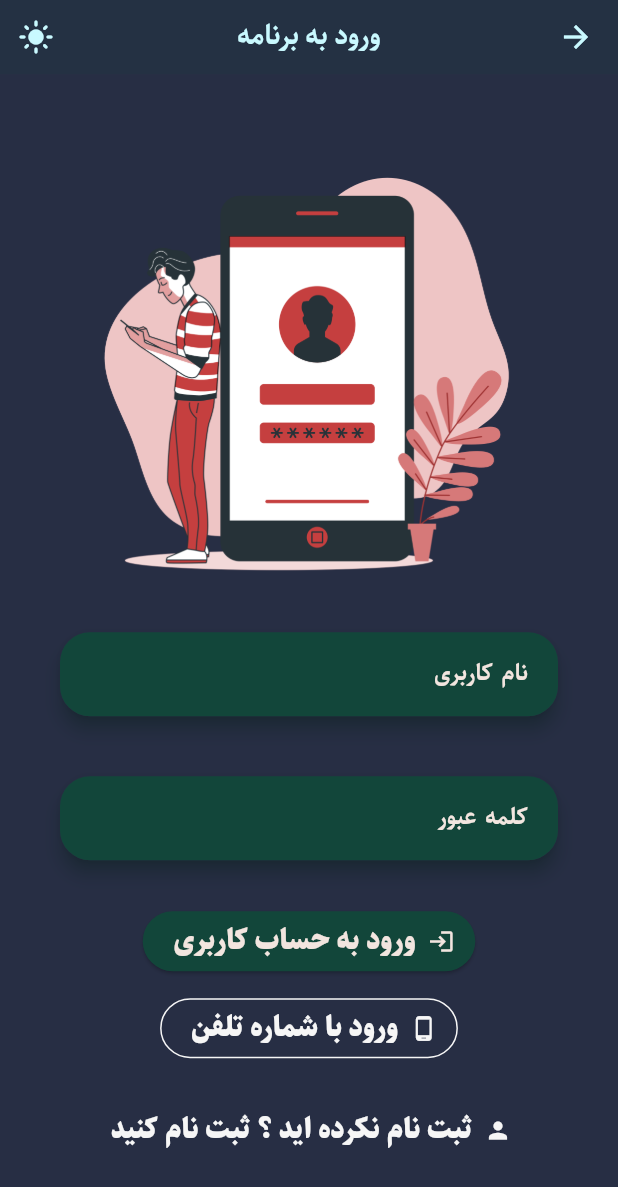
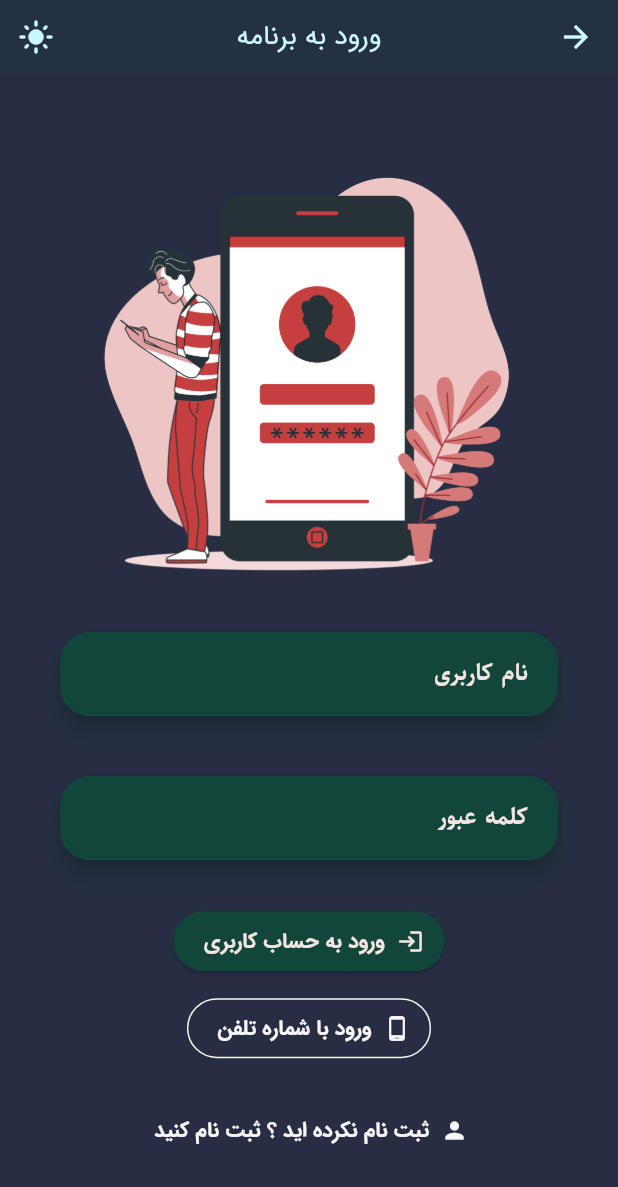
Before and after one commit to iam-hosseindarvishi/sell_pro, a Flutter app: the screen it shows after launch, after a tap on "ورود به حساب کاربری", on a phone screen of 412 x 824 dp. Shown: the top 1187 px of the screen. Run offline on Flutter 3.47's test engine with Material 3 defaults, Android fonts, the phone set to English and light mode, and no system bars; our stand-ins replace flutter_riverpod, hexcolor, image_picker.

Commit message:
feat : add irans sans font

```diff
--- a/lib/src/configs/theme/dark_theme.dart
+++ b/lib/src/configs/theme/dark_theme.dart
@@ -64,7 +64,7 @@ ThemeData darkTheme = ThemeData(
     ));
 
 // text theme
-const fontFamily = "Sahel";
+const fontFamily = "IranSans";
 
 TextTheme textTheme = const TextTheme(
     // body text style
--- a/lib/src/configs/theme/light_theme.dart
+++ b/lib/src/configs/theme/light_theme.dart
@@ -64,7 +64,7 @@ ThemeData lightTheme = ThemeData(
     ));
 
 // text theme
-const fontFamily = "Sahel";
+const fontFamily = "IranSans";
 
 TextTheme textTheme = const TextTheme(
     // body text style
--- a/lib/src/features/auth/presentation/screens/login_page.dart
+++ b/lib/src/features/auth/presentation/screens/login_page.dart
@@ -16,8 +16,8 @@ class LoginPage extends StatelessWidget {
             context: context,
             title: const Text(
               "ورود به برنامه",
-              style:
-                  TextStyle(fontWeight: FontWeight.bold, fontFamily: "Sahel"),
+              style: TextStyle(
+                  fontWeight: FontWeight.normal, fontFamily: "IranSans"),
             ),
             centerTitle: true,
             actions: [
@@ -51,6 +51,10 @@ class LoginPage extends StatelessWidget {
                       icon: const Icon(Icons.login),
                       label: const Text(
                         "ورود به حساب کاربری",
+                        style: TextStyle(
+                            fontFamily: "IranSans",
+                            fontSize: 14,
+                            fontWeight: FontWeight.bold),
                       )),
                   const SizedBox(height: 10.0),
                   // buttons
@@ -59,6 +63,10 @@ class LoginPage extends StatelessWidget {
                       icon: const Icon(Icons.phone_android),
                       label: const Text(
                         "ورود با شماره تلفن",
+                        style: TextStyle(
+                            fontFamily: "IranSans",
+                            fontSize: 14,
+                            fontWeight: FontWeight.bold),
                       )),
                   const SizedBox(
                     height: 20.0,
@@ -68,6 +76,10 @@ class LoginPage extends StatelessWidget {
                       icon: const Icon(Icons.person),
                       label: const Text(
                         "ثبت نام نکرده اید ؟ ثبت نام کنید",
+                        style: TextStyle(
+                            fontFamily: "IranSans",
+                            fontSize: 14,
+                            fontWeight: FontWeight.bold),
                       ))
                 ],
               ),
--- a/lib/src/features/home/presentation/screens/home.dart
+++ b/lib/src/features/home/presentation/screens/home.dart
@@ -23,7 +23,10 @@ class Home extends ConsumerWidget {
           appBar: AppAppbar(
             context: context,
             leading: const OpenDrawer(),
-            title: const Text("کاربر مهمان"),
+            title: const Text(
+              "کاربر مهمان",
+              style: TextStyle(fontFamily: "IranSans"),
+            ),
             actions: [
               ThemeToggler(iconColor: Theme.of(context).colorScheme.onSurface),
               const NotificationAppbarButton()
--- a/lib/src/features/home/presentation/widgets/bottom_navigation_bar.dart
+++ b/lib/src/features/home/presentation/widgets/bottom_navigation_bar.dart
@@ -12,8 +12,10 @@ class HomeBottomNavitaionBar extends ConsumerWidget {
       backgroundColor: Theme.of(context).colorScheme.surface,
       selectedItemColor: Theme.of(context).colorScheme.onSecondary,
       unselectedItemColor: Theme.of(context).colorScheme.onSurface,
-      selectedLabelStyle: const TextStyle(fontFamily: "Sahel"),
-      unselectedLabelStyle: const TextStyle(fontFamily: "Sahel"),
+      selectedLabelStyle:
+          const TextStyle(fontFamily: "IranSans", fontWeight: FontWeight.bold),
+      unselectedLabelStyle: const TextStyle(
+          fontFamily: "IranSans", fontWeight: FontWeight.normal),
       currentIndex: indexBottomNavbar,
       type: BottomNavigationBarType.fixed,
       items: const [
--- a/lib/src/features/home/presentation/widgets/drawer_item.dart
+++ b/lib/src/features/home/presentation/widgets/drawer_item.dart
@@ -28,7 +28,7 @@ class DrawerItem extends StatelessWidget {
             Text(
               title,
               style: const TextStyle(
-                  fontFamily: "Sahel", fontWeight: FontWeight.bold),
+                  fontFamily: "IranSans", fontWeight: FontWeight.bold),
             )
           ],
         ),
--- a/lib/src/features/home/presentation/widgets/home_drawer.dart
+++ b/lib/src/features/home/presentation/widgets/home_drawer.dart
@@ -23,7 +23,7 @@ class HomeDrawer extends StatelessWidget {
                   Text(
                     "مدیریت فروشگاه و انبار",
                     style: TextStyle(
-                        fontFamily: "Sahel",
+                        fontFamily: "IranSans",
                         fontSize: 21,
                         fontWeight: FontWeight.bold,
                         color: Theme.of(context).colorScheme.onBackground),
--- a/lib/src/features/home/presentation/widgets/home_list_access_button.dart
+++ b/lib/src/features/home/presentation/widgets/home_list_access_button.dart
@@ -44,6 +44,7 @@ class HomeListAccessButton extends StatelessWidget {
               style: TextStyle(
                   fontWeight: FontWeight.bold,
                   fontSize: 18,
+                  fontFamily: "IranSans",
                   color: Theme.of(context).colorScheme.onBackground),
             ),
             Text(
@@ -51,6 +52,7 @@ class HomeListAccessButton extends StatelessWidget {
               style: TextStyle(
                   fontSize: 14,
                   fontWeight: FontWeight.normal,
+                  fontFamily: "IranSans",
                   color: Theme.of(context)
                       .colorScheme
                       .onBackground
--- a/lib/src/features/splash/presentation/screens/splash_screen_page.dart
+++ b/lib/src/features/splash/presentation/screens/splash_screen_page.dart
@@ -4,7 +4,6 @@ import 'package:sell_pro/src/features/auth/presentation/screens/register_page.da
 import 'package:sell_pro/src/features/home/presentation/screens/home.dart';
 import 'package:sell_pro/src/shared/widgets/app_appbar.dart';
 import 'package:sell_pro/src/shared/widgets/theme_toggler_button.dart';
-
 
 class SplashScreenPage extends StatelessWidget {
   const SplashScreenPage({super.key});
@@ -19,8 +18,8 @@ class SplashScreenPage extends StatelessWidget {
             context: context,
             title: const Text(
               "شروع",
-              style:
-                  TextStyle(fontWeight: FontWeight.bold, fontFamily: "Sahel"),
+              style: TextStyle(
+                  fontWeight: FontWeight.bold, fontFamily: "IranSans"),
             ),
             centerTitle: true,
             actions: [
@@ -42,7 +41,7 @@ class SplashScreenPage extends StatelessWidget {
                     style: TextStyle(
                         color: Theme.of(context).colorScheme.onBackground,
                         fontSize: 16,
-                        fontFamily: "Sahel",
+                        fontFamily: "IranSans",
                         fontWeight: FontWeight.bold),
                   ),
                   const SizedBox(
@@ -58,6 +57,10 @@ class SplashScreenPage extends StatelessWidget {
                       },
                       child: const Text(
                         "ورود به حساب کاربری",
+                        style: TextStyle(
+                            fontFamily: "IranSans",
+                            fontSize: 14,
+                            fontWeight: FontWeight.bold),
                       )),
                   const SizedBox(
                     height: 10.00,
@@ -70,7 +73,13 @@ class SplashScreenPage extends StatelessWidget {
                               builder: (context) => const RegisterPage(),
                             ));
                       },
-                      child: const Text("ایجاد حساب کاربری جدید")),
+                      child: const Text(
+                        "ایجاد حساب کاربری جدید",
+                        style: TextStyle(
+                            fontFamily: "IranSans",
+                            fontSize: 14,
+                            fontWeight: FontWeight.bold),
+                      )),
                   const SizedBox(
                     height: 10.00,
                   ),
@@ -83,6 +92,10 @@ class SplashScreenPage extends StatelessWidget {
                       },
                       child: const Text(
                         "ورود به عنوان مهمان",
+                        style: TextStyle(
+                            fontFamily: "IranSans",
+                            fontSize: 14,
+                            fontWeight: FontWeight.bold),
                       ))
                 ],
               ),
```
Also changed, not shown: lib/src/features/auth/presentation/screens/register_page.dart (+9 -4 lines), lib/src/features/home/presentation/screens/home_page.dart (+6 -6 lines), lib/src/features/home/presentation/widgets/home_quick_access_button.dart (+5 -5 lines), pubspec.yaml (+8 -5 lines), assets/fonts/IranSans/IRANSans-Black.ttf (added), assets/fonts/IranSans/IRANSans-Bold.ttf (added), assets/fonts/IranSans/IRANSans-Light.ttf (added), assets/fonts/IranSans/IRANSans-Medium.ttf (added), assets/fonts/IranSans/IRANSans-UltraLight.ttf (added), assets/fonts/IranSans/IRANSans.ttf (added).
